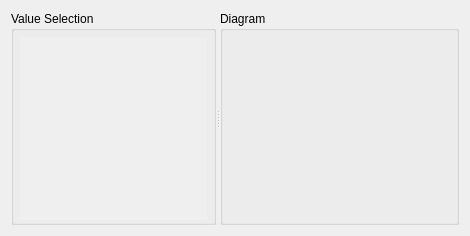
Before: the Qt Designer form src/AQLinechart.ui in nlbtuyen/ConfigurationGCS, drawn with Qt 5.
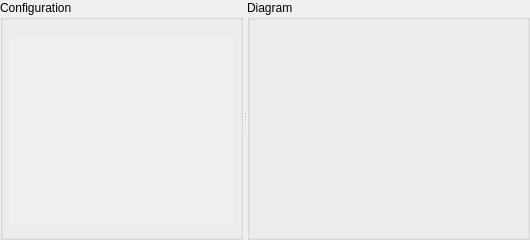
After: the same form once the commit is applied.

The edit to the form file:
```diff
--- a/src/AQLinechart.ui
+++ b/src/AQLinechart.ui
@@ -6,14 +6,38 @@
    <rect>
     <x>0</x>
     <y>0</y>
-    <width>470</width>
-    <height>236</height>
+    <width>530</width>
+    <height>240</height>
    </rect>
   </property>
+  <property name="minimumSize">
+   <size>
+    <width>530</width>
+    <height>240</height>
+   </size>
+  </property>
+  <property name="maximumSize">
+   <size>
+    <width>530</width>
+    <height>240</height>
+   </size>
+  </property>
   <property name="windowTitle">
    <string>Form</string>
   </property>
   <layout class="QHBoxLayout" name="horizontalLayout">
+   <property name="leftMargin">
+    <number>0</number>
+   </property>
+   <property name="topMargin">
+    <number>0</number>
+   </property>
+   <property name="rightMargin">
+    <number>0</number>
+   </property>
+   <property name="bottomMargin">
+    <number>0</number>
+   </property>
    <item>
     <widget class="QSplitter" name="splitter">
      <property name="sizePolicy">
@@ -48,7 +72,7 @@
        <string notr="true"/>
       </property>
       <property name="title">
-       <string>Value Selection</string>
+       <string>Configuration</string>
       </property>
       <property name="alignment">
        <set>Qt::AlignLeading|Qt::AlignLeft|Qt::AlignTop</set>
@@ -83,6 +107,12 @@
            <height>150</height>
           </size>
          </property>
+         <property name="maximumSize">
+          <size>
+           <width>224</width>
+           <height>191</height>
+          </size>
+         </property>
          <property name="autoFillBackground">
           <bool>false</bool>
          </property>
@@ -106,8 +136,8 @@
            <rect>
             <x>0</x>
             <y>0</y>
-            <width>189</width>
-            <height>195</height>
+            <width>224</width>
+            <height>191</height>
            </rect>
           </property>
          </widget>
```
